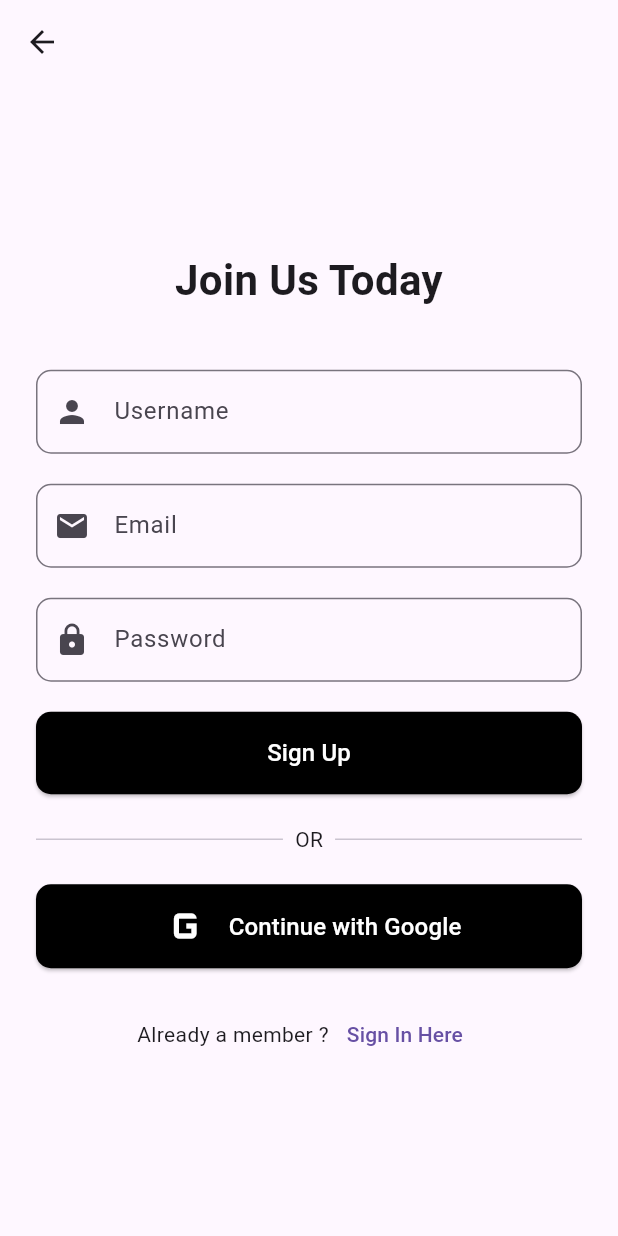
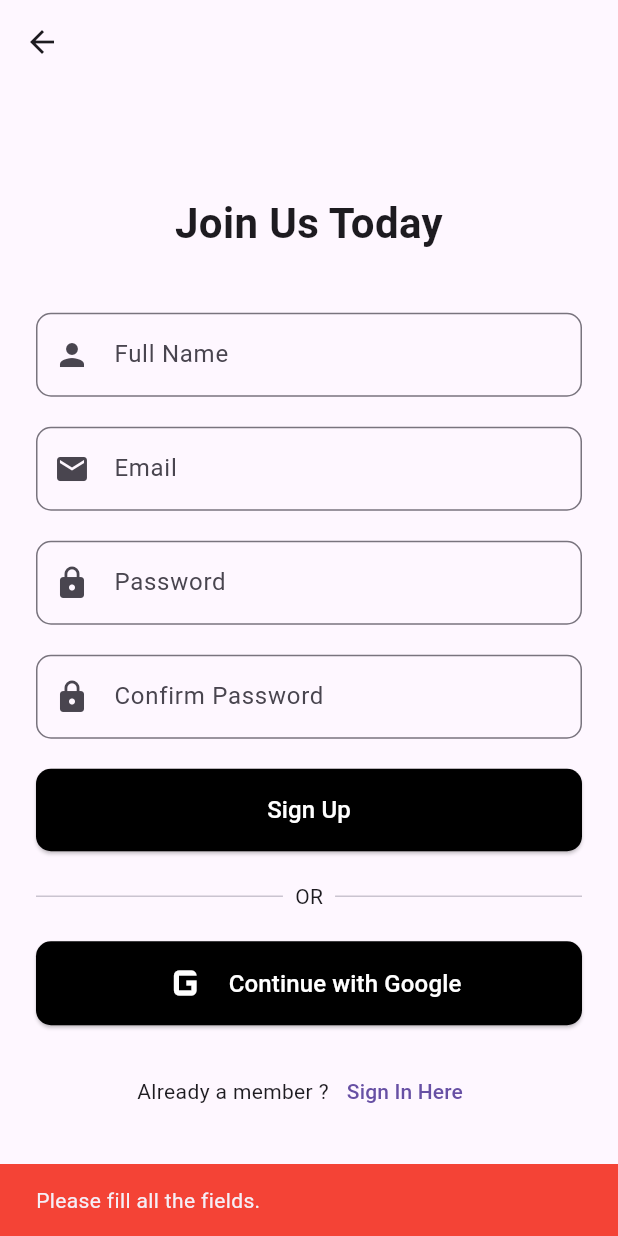
Before and after one commit to sachi-tmg/linkora_app, a Flutter app: the SignupScreenView screen opened directly, after a tap on "Sign Up", on a phone screen of 412 x 824 dp. Run offline on Flutter 3.47's test engine with Material 3 defaults, Android fonts, the phone set to English and light mode, and no system bars.

Commit message:
signup_validation

```diff
--- a/lib/model/signup_model.dart
+++ b/lib/model/signup_model.dart
@@ -1,15 +1,21 @@
 class SignupModel {
-  String username;
+  String fullName;
   String email;
   String password;
+  String confirmPassword;
 
   SignupModel({
-    required this.username,
+    required this.fullName,
     required this.email,
     required this.password,
+    required this.confirmPassword,
   });
 
   bool validate() {
-    return username.isNotEmpty && email.isNotEmpty && password.isNotEmpty;
+    return fullName.isNotEmpty &&
+        email.isNotEmpty &&
+        password.isNotEmpty &&
+        confirmPassword.isNotEmpty &&
+        password == confirmPassword; // Ensure passwords match
   }
 }
--- a/lib/view/dashboard_screen_view.dart
+++ b/lib/view/dashboard_screen_view.dart
@@ -0,0 +1,17 @@
+import 'package:flutter/material.dart';
+
+class DashboardScreenView extends StatefulWidget {
+  const DashboardScreenView({super.key});
+
+  @override
+  State<DashboardScreenView> createState() => _DashboardScreenViewState();
+}
+
+class _DashboardScreenViewState extends State<DashboardScreenView> {
+  @override
+  Widget build(BuildContext context) {
+    return const Scaffold(
+      body: Text('This is Dashboard'),
+    );
+  }
+}
--- a/lib/view/signup_screen_view.dart
+++ b/lib/view/signup_screen_view.dart
@@ -30,10 +30,11 @@ class SignupScreenView extends StatelessWidget {
                       ),
                     ),
                     const SizedBox(height: 40),
+                    // Full Name Field
                     TextField(
-                      onChanged: viewModel.updateUsername,
+                      onChanged: viewModel.updateFullName,
                       decoration: InputDecoration(
-                        labelText: 'Username',
+                        labelText: 'Full Name',
                         prefixIcon: const Icon(Icons.person),
                         border: OutlineInputBorder(
                           borderRadius: BorderRadius.circular(10),
@@ -41,6 +42,7 @@ class SignupScreenView extends StatelessWidget {
                       ),
                     ),
                     const SizedBox(height: 20),
+                    // Email Field
                     TextField(
                       onChanged: viewModel.updateEmail,
                       decoration: InputDecoration(
@@ -52,11 +54,25 @@ class SignupScreenView extends StatelessWidget {
                       ),
                     ),
                     const SizedBox(height: 20),
+                    // Password Field
                     TextField(
                       obscureText: true,
                       onChanged: viewModel.updatePassword,
                       decoration: InputDecoration(
                         labelText: 'Password',
+                        prefixIcon: const Icon(Icons.lock),
+                        border: OutlineInputBorder(
+                          borderRadius: BorderRadius.circular(10),
+                        ),
+                      ),
+                    ),
+                    const SizedBox(height: 20),
+                    // Confirm Password Field
+                    TextField(
+                      obscureText: true,
+                      onChanged: viewModel.updateConfirmPassword,
+                      decoration: InputDecoration(
+                        labelText: 'Confirm Password',
                         prefixIcon: const Icon(Icons.lock),
                         border: OutlineInputBorder(
                           borderRadius: BorderRadius.circular(10),
--- a/lib/viewmodel/signup_viewmodel.dart
+++ b/lib/viewmodel/signup_viewmodel.dart
@@ -1,16 +1,22 @@
 import 'package:flutter/material.dart';
-import 'package:linkora_app/view/login_screen_view.dart';
+import 'package:linkora_app/view/dashboard_screen_view.dart';
 import 'package:linkora_app/model/signup_model.dart';
 
 class SignupViewModel extends ChangeNotifier {
-  final SignupModel _model = SignupModel(username: '', email: '', password: '');
+  final SignupModel _model = SignupModel(
+    fullName: '',
+    email: '',
+    password: '',
+    confirmPassword: '',
+  );
 
-  String get username => _model.username;
+  String get fullName => _model.fullName;
   String get email => _model.email;
   String get password => _model.password;
+  String get confirmPassword => _model.confirmPassword;
 
-  void updateUsername(String value) {
-    _model.username = value;
+  void updateFullName(String value) {
+    _model.fullName = value;
     notifyListeners();
   }
 
@@ -24,18 +30,88 @@ class SignupViewModel extends ChangeNotifier {
     notifyListeners();
   }
 
-  bool validateFields() {
-    return _model.validate();
+  void updateConfirmPassword(String value) {
+    _model.confirmPassword = value;
+    notifyListeners();
+  }
+
+  bool validateFields(BuildContext context) {
+    // Check if fields are empty
+    if (_model.fullName.isEmpty ||
+        _model.email.isEmpty ||
+        _model.password.isEmpty ||
+        _model.confirmPassword.isEmpty) {
+      ScaffoldMessenger.of(context).showSnackBar(
+        const SnackBar(
+          content: Text("Please fill all the fields."),
+          backgroundColor: Colors.red,
+        ),
+      );
+      return false;
+    }
+
+    // Validate email format
+    if (!_model.email.contains('@') || !_model.email.endsWith('.com')) {
+      ScaffoldMessenger.of(context).showSnackBar(
+        const SnackBar(
+          content:
+              Text("Please enter a valid email (e.g. example@domain.com)."),
+          backgroundColor: Colors.red,
+        ),
+      );
+      return false;
+    }
+
+    // Validate password length
+    if (_model.password.length < 8) {
+      ScaffoldMessenger.of(context).showSnackBar(
+        const SnackBar(
+          content: Text("Password must be at least 8 characters long."),
+          backgroundColor: Colors.red,
+        ),
+      );
+      return false;
+    }
+
+    // Check if passwords match
+    if (_model.password != _model.confirmPassword) {
+      ScaffoldMessenger.of(context).showSnackBar(
+        const SnackBar(
+          content: Text("Passwords must match."),
+          backgroundColor: Colors.red,
+        ),
+      );
+      return false;
+    }
+
+    return true;
   }
 
   void signUp(BuildContext context) {
-    if (validateFields()) {
-      Navigator.push(
-        context,
-        MaterialPageRoute(builder: (context) => const LoginScreenView()),
+    if (validateFields(context)) {
+      // Clear text fields after successful validation
+      _model.fullName = '';
+      _model.email = '';
+      _model.password = '';
+      _model.confirmPassword = '';
+      notifyListeners();
+
+      // Show success message
+      ScaffoldMessenger.of(context).showSnackBar(
+        const SnackBar(
+          content: Text("User successfully registered!"),
+          backgroundColor: Colors.green,
+        ),
       );
-    } else {
-      print("All fields must be filled.");
+
+      // Delay the navigation to the Dashboard screen
+      Future.delayed(const Duration(seconds: 2), () {
+        // Navigate to the Dashboard screen
+        Navigator.pushReplacement(
+          context,
+          MaterialPageRoute(builder: (context) => const DashboardScreenView()),
+        );
+      });
     }
   }
 }
```
